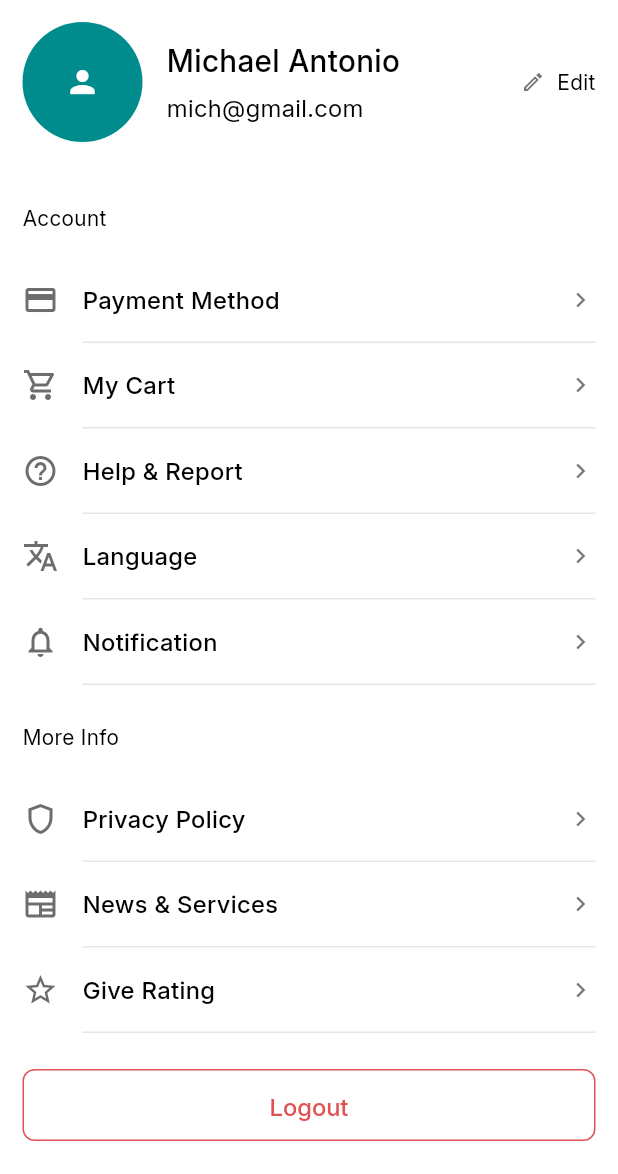
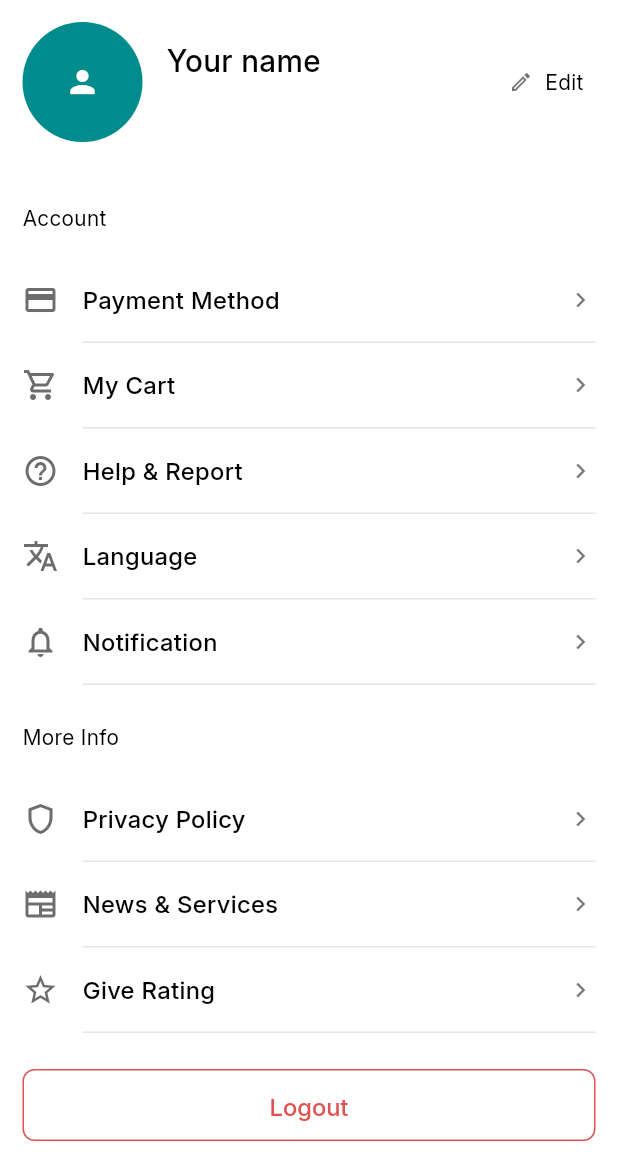
Before and after one commit to Aptafluxx/Madang, a Flutter app: the ProfileScreen screen opened directly, on a phone screen of 412 x 824 dp, the part 62-1236 px from its top. Run offline on Flutter 3.47's test engine with Material 3 defaults, Android fonts, the phone set to English and light mode, and no system bars; our stand-ins replace cached_network_image, cloud_firestore, firebase_auth, firebase_core, get, loading_animation_widget and 2 more; accounts and stored records are empty; generated files the repository leaves out were written again; statements that could not run were skipped.

Commit message:
feat: Implement profile management features; add ProfileController, ProfileRepository, and ProfileEditSheet for user profile updates

```diff
--- a/lib/features/main/data/bindings/main_binding.dart
+++ b/lib/features/main/data/bindings/main_binding.dart
@@ -1,6 +1,6 @@
 import 'package:get/get.dart';
+import 'package:madang/features/profile/data/controllers/profile_controller.dart';
 import 'package:madang/features/recent/data/controllers/recent_controller.dart';
-
 import '../../../home/data/controller/home_controller.dart';
 import '../../../search/data/controllers/search_page_controller.dart';
 import '../controllers/main_controller.dart';
@@ -12,5 +12,6 @@ class MainBinding extends Bindings {
     Get.lazyPut<HomeController>(() => HomeController());
     Get.lazyPut<SearchPageController>(() => SearchPageController());
     Get.lazyPut<RecentController>(() => RecentController());
+    Get.lazyPut<ProfileController>(() => ProfileController());
   }
 }
--- /dev/null
+++ b/lib/features/profile/data/controllers/profile_controller.dart
@@ -0,0 +1,101 @@
+import 'package:firebase_auth/firebase_auth.dart';
+import 'package:get/get.dart';
+import 'package:madang/app/routes/app_routes.dart';
+import 'package:madang/core/errors/auth_exceptions.dart';
+import 'package:madang/core/widgets/app_snackbar.dart';
+import 'package:madang/features/auth/data/repositories/auth_repository.dart';
+import 'package:madang/features/auth/data/models/user_model.dart';
+import 'package:madang/features/profile/data/repositories/profile_repository.dart';
+
+class ProfileController extends GetxController {
+  ProfileController({
+    ProfileRepository? repository,
+    AuthRepository? authRepository,
+  }) : _repository = repository ?? ProfileRepository(),
+       _authRepository = authRepository ?? AuthRepository.instance;
+
+  final ProfileRepository _repository;
+
+  final AuthRepository _authRepository;
+  final Rxn<UserModel> user = Rxn<UserModel>();
+  final RxBool isSaving = false.obs;
+  final RxBool isLoggingOut = false.obs;
+
+  @override
+  void onInit() {
+    super.onInit();
+    _loadProfile();
+  }
+
+  Future<void> _loadProfile() async {
+    try {
+      user.value = await _authRepository.fetchUserName();
+    } catch (_) {
+      // The screen falls back to the Firebase Auth values.
+    }
+  }
+
+  String get displayName {
+    final name = user.value?.name ?? '';
+    if (name.isNotEmpty) return name;
+    return FirebaseAuth.instance.currentUser?.displayName ?? '';
+  }
+
+  String get email {
+    final value = user.value?.email ?? '';
+    if (value.isNotEmpty) return value;
+    return FirebaseAuth.instance.currentUser?.email ?? '';
+  }
+
+  String get photoUrl => FirebaseAuth.instance.currentUser?.photoURL ?? '';
+
+  String get initial {
+    final name = displayName.trim();
+    return name.isEmpty ? '' : name.substring(0, 1).toUpperCase();
+  }
+
+  Future<String?> updateUsername(String value) async {
+    if (isSaving.value) return null;
+
+    isSaving.value = true;
+    try {
+      final name = await _repository.updateName(value);
+
+      final current = user.value;
+      user.value = UserModel(
+        id: current?.id ?? FirebaseAuth.instance.currentUser?.uid ?? '',
+        name: name,
+        email: current?.email ?? email,
+        createdAt: current?.createdAt,
+      );
+      return null;
+    } on AuthException catch (e) {
+      return e.message;
+    } catch (_) {
+      return 'Could not update your profile. Please try again.';
+    } finally {
+      isSaving.value = false;
+    }
+  }
+
+  Future<void> logout() async {
+    if (isLoggingOut.value) return;
+
+    isLoggingOut.value = true;
+    try {
+      await _authRepository.logout();
+      Get.offAllNamed(AppRoutes.login);
+    } on AuthException catch (e) {
+      _showError(e.message);
+    } catch (_) {
+      _showError('Could not log out. Please try again.');
+    } finally {
+      isLoggingOut.value = false;
+    }
+  }
+
+  void _showError(String message) {
+    final context = Get.context;
+    if (context != null) AppSnackBar.error(context, message);
+  }
+}
--- /dev/null
+++ b/lib/features/profile/data/repositories/profile_repository.dart
@@ -0,0 +1,55 @@
+import 'package:cloud_firestore/cloud_firestore.dart';
+import 'package:firebase_auth/firebase_auth.dart';
+import 'package:madang/core/errors/auth_exceptions.dart';
+
+class ProfileRepository {
+  ProfileRepository({FirebaseFirestore? firestore, FirebaseAuth? auth})
+    : _firestore = firestore ?? FirebaseFirestore.instance,
+      _auth = auth ?? FirebaseAuth.instance;
+
+  final FirebaseFirestore _firestore;
+  final FirebaseAuth _auth;
+
+  static const int minNameLength = 2;
+  static const int maxNameLength = 40;
+
+  Future<String> updateName(String value) async {
+    final user = _auth.currentUser;
+    if (user == null) {
+      throw const AuthException('Please sign in again.');
+    }
+
+    final name = value.trim();
+    if (name.length < minNameLength || name.length > maxNameLength) {
+      throw const AuthException('Name must be 2 to 40 characters.');
+    }
+
+    try {
+      await _firestore
+          .collection('users')
+          .doc(user.uid)
+          .update({'name': name})
+          .timeout(
+            const Duration(seconds: 10),
+            onTimeout: () => throw FirebaseException(
+              plugin: 'cloud_firestore',
+              code: 'unavailable',
+            ),
+          );
+    } on FirebaseException catch (e) {
+      throw AuthException(switch (e.code) {
+        'permission-denied' => 'You do not have permission to do that.',
+        'unavailable' =>
+          'Network error. Please check your internet connection.',
+        'not-found' => 'Profile not found. Please log out and sign in again.',
+        _ => 'Could not update your profile. Please try again.',
+      });
+    }
+
+    try {
+      await user.updateDisplayName(name);
+    } catch (_) {}
+
+    return name;
+  }
+}
--- a/lib/features/profile/presentation/profile_screen.dart
+++ b/lib/features/profile/presentation/profile_screen.dart
@@ -1,19 +1,60 @@
+import 'package:cached_network_image/cached_network_image.dart';
 import 'package:flutter/material.dart';
 import 'package:get/get.dart';
 import 'package:madang/app/routes/app_routes.dart';
 import 'package:madang/app/theme/app_colors.dart';
+import 'package:madang/app/theme/app_text_theme.dart';
+import 'package:madang/core/widgets/app_snackbar.dart';
 import 'package:madang/core/widgets/custom_button.dart';
 import 'package:madang/core/widgets/custom_top_navigation.dart';
+import 'package:madang/features/profile/data/controllers/profile_controller.dart';
+import 'package:madang/features/profile/presentation/widgets/profile_edit_sheet.dart';
 import 'package:madang/features/profile/presentation/widgets/profile_menu_item.dart';
 
-class ProfileScreen extends StatelessWidget {
+class ProfileScreen extends GetView<ProfileController> {
   const ProfileScreen({super.key});
+
+  void _comingSoon(BuildContext context, String label) {
+    AppSnackBar.show(context, message: '$label is coming soon');
+  }
+
+  Future<void> _editProfile(BuildContext context) async {
+    final saved = await ProfileEditSheet.show(context, controller: controller);
+    if (saved == true && context.mounted) {
+      AppSnackBar.success(context, 'Profile updated');
+    }
+  }
+
+  Future<void> _confirmLogout(BuildContext context) async {
+    final confirmed = await showDialog<bool>(
+      context: context,
+      builder: (dialogContext) => AlertDialog(
+        title: const Text('Logout'),
+        content: const Text('Are you sure you want to log out?'),
+        actions: [
+          TextButton(
+            onPressed: () => Navigator.of(dialogContext).pop(false),
+            child: const Text('Cancel'),
+          ),
+          TextButton(
+            onPressed: () => Navigator.of(dialogContext).pop(true),
+            child: const Text(
+              'Logout',
+              style: TextStyle(color: AppColors.error),
+            ),
+          ),
+        ],
+      ),
+    );
+
+    if (confirmed == true) await controller.logout();
+  }
 
   @override
   Widget build(BuildContext context) {
     return Scaffold(
       appBar: const CustomTopNavigation(
-        title: "Profile",
+        title: 'Profile',
         showBackButton: false,
       ),
       body: SafeArea(
@@ -26,93 +67,58 @@ class ProfileScreen extends StatelessWidget {
                   child: Column(
                     crossAxisAlignment: CrossAxisAlignment.start,
                     children: [
-                      Row(
-                        children: [
-                          CircleAvatar(
-                            backgroundColor: AppColors.primary,
-                            radius: 40,
-                            child: Icon(Icons.person, color: AppColors.white),
-                          ),
-                          const SizedBox(width: 16),
-                          const Expanded(
-                            child: Column(
-                              crossAxisAlignment: CrossAxisAlignment.start,
-                              children: [
-                                Text(
-                                  'Michael Antonio',
-                                  style: TextStyle(
-                                    fontSize: 20,
-                                    fontWeight: FontWeight.w500,
-                                  ),
-                                ),
-                                SizedBox(height: 4),
-                                Text(
-                                  'mich@gmail.com',
-                                  style: TextStyle(fontSize: 16),
-                                ),
-                              ],
-                            ),
-                          ),
-                          const SizedBox(width: 8),
-                          const Row(
-                            children: [
-                              Icon(
-                                Icons.edit_outlined,
-                                size: 16,
-                                color: Colors.black54,
-                              ),
-                              SizedBox(width: 8),
-                              Text('Edit'),
-                            ],
-                          ),
-                        ],
-                      ),
+                      _buildHeader(context),
                       const SizedBox(height: 40),
                       const _SectionTitle('Account'),
                       const SizedBox(height: 16),
-                      const ProfileMenuItem(
+                      ProfileMenuItem(
                         icon: Icons.credit_card,
                         label: 'Payment Method',
+                        onTap: () => _comingSoon(context, 'Payment Method'),
                       ),
                       ProfileMenuItem(
                         icon: Icons.shopping_cart_outlined,
                         label: 'My Cart',
-                        onTap: () {
-                          Get.offNamed(AppRoutes.cart);
-                        },
+                        onTap: () => Get.toNamed(AppRoutes.cart),
                       ),
-                      const ProfileMenuItem(
+                      ProfileMenuItem(
                         icon: Icons.help_outline,
                         label: 'Help & Report',
+                        onTap: () => _comingSoon(context, 'Help & Report'),
                       ),
-                      const ProfileMenuItem(
+                      ProfileMenuItem(
                         icon: Icons.translate,
                         label: 'Language',
+                        onTap: () => _comingSoon(context, 'Language'),
                       ),
-                      const ProfileMenuItem(
+                      ProfileMenuItem(
                         icon: Icons.notifications_none,
                         label: 'Notification',
+                        onTap: () => _comingSoon(context, 'Notification'),
                       ),
                       const SizedBox(height: 24),
                       const _SectionTitle('More Info'),
                       const SizedBox(height: 16),
-                      const ProfileMenuItem(
+                      ProfileMenuItem(
                         icon: Icons.shield_outlined,
                         label: 'Privacy Policy',
+                        onTap: () => _comingSoon(context, 'Privacy Policy'),
                       ),
-                      const ProfileMenuItem(
+                      ProfileMenuItem(
                         icon: Icons.newspaper_outlined,
                         label: 'News & Services',
+                        onTap: () => _comingSoon(context, 'News & Services'),
                       ),
-                      const ProfileMenuItem(
+                      ProfileMenuItem(
                         icon: Icons.star_outline,
                         label: 'Give Rating',
+                        onTap: () => _comingSoon(context, 'Give Rating'),
                       ),
                       const SizedBox(height: 24),
                       CustomButton(
-                        label: "Logout",
-                        onPressed: () {},
-                        variant: .outlined,
+                        label: 'Logout',
+                        onPressed: () => _confirmLogout(context),
+                        variant: CustomButtonVariant.outlined,
                         foregroundColor: AppColors.error,
                       ),
                       const SizedBox(height: 24),
@@ -126,6 +132,73 @@ class ProfileScreen extends StatelessWidget {
       ),
     );
   }
+
+  /// Avatar, name, email and the Edit button.
+  Widget _buildHeader(BuildContext context) {
+    return Obx(() {
+      final name = controller.displayName;
+      final email = controller.email;
+      final photo = controller.photoUrl;
+      final initial = controller.initial;
+
+      return Row(
+        children: [
+          CircleAvatar(
+            backgroundColor: AppColors.primary,
+            radius: 40,
+            foregroundImage: photo.isEmpty
+                ? null
+                : CachedNetworkImageProvider(photo),
+            child: initial.isEmpty
+                ? const Icon(Icons.person, color: AppColors.white)
+                : Text(
+                    initial,
+                    style: AppTextStyles.title1.copyWith(
+                      fontSize: 28,
+                      color: AppColors.white,
+                    ),
+                  ),
+          ),
+          const SizedBox(width: 16),
+          Expanded(
+            child: Column(
+              crossAxisAlignment: CrossAxisAlignment.start,
+              children: [
+                Text(
+                  name.isEmpty ? 'Your name' : name,
+                  maxLines: 1,
+                  overflow: TextOverflow.ellipsis,
+                  style: AppTextStyles.subtitle1,
+                ),
+                const SizedBox(height: 4),
+                Text(
+                  email,
+                  maxLines: 1,
+                  overflow: TextOverflow.ellipsis,
+                  style: AppTextStyles.body1,
+                ),
+              ],
+            ),
+          ),
+          const SizedBox(width: 8),
+          InkWell(
+            onTap: () => _editProfile(context),
+            borderRadius: BorderRadius.circular(8),
+            child: const Padding(
+              padding: EdgeInsets.all(8),
+              child: Row(
+                children: [
+                  Icon(Icons.edit_outlined, size: 16, color: Colors.black54),
+                  SizedBox(width: 8),
+                  Text('Edit'),
+                ],
+              ),
+            ),
+          ),
+        ],
+      );
+    });
+  }
 }
 
 class _SectionTitle extends StatelessWidget {
@@ -134,8 +207,5 @@ class _SectionTitle extends StatelessWidget {
   final String title;
 
   @override
-  Widget build(BuildContext context) => Text(
-    title,
-    style: const TextStyle(fontSize: 14, fontWeight: FontWeight.w400),
-  );
+  Widget build(BuildContext context) => Text(title, style: AppTextStyles.body2);
 }
```
Also changed, not shown: lib/features/home/data/controller/home_controller.dart (+23 -12 lines), lib/features/home/presentation/home_screen.dart (+14 -9 lines), lib/features/profile/presentation/widgets/profile_edit_sheet.dart (added, +93 -0 lines).
